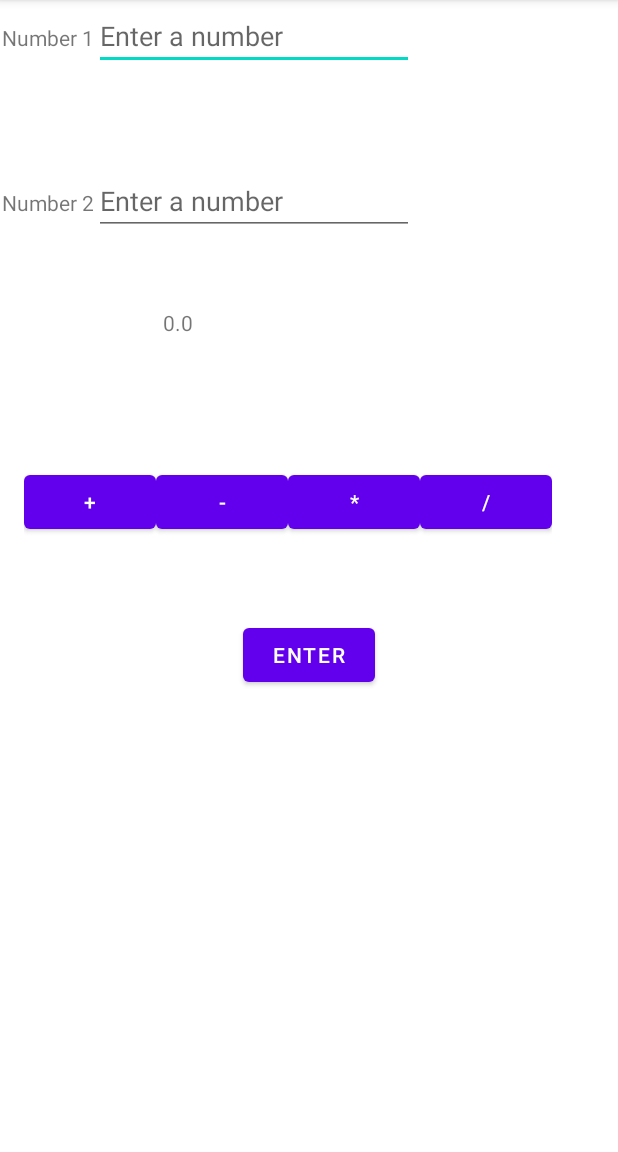
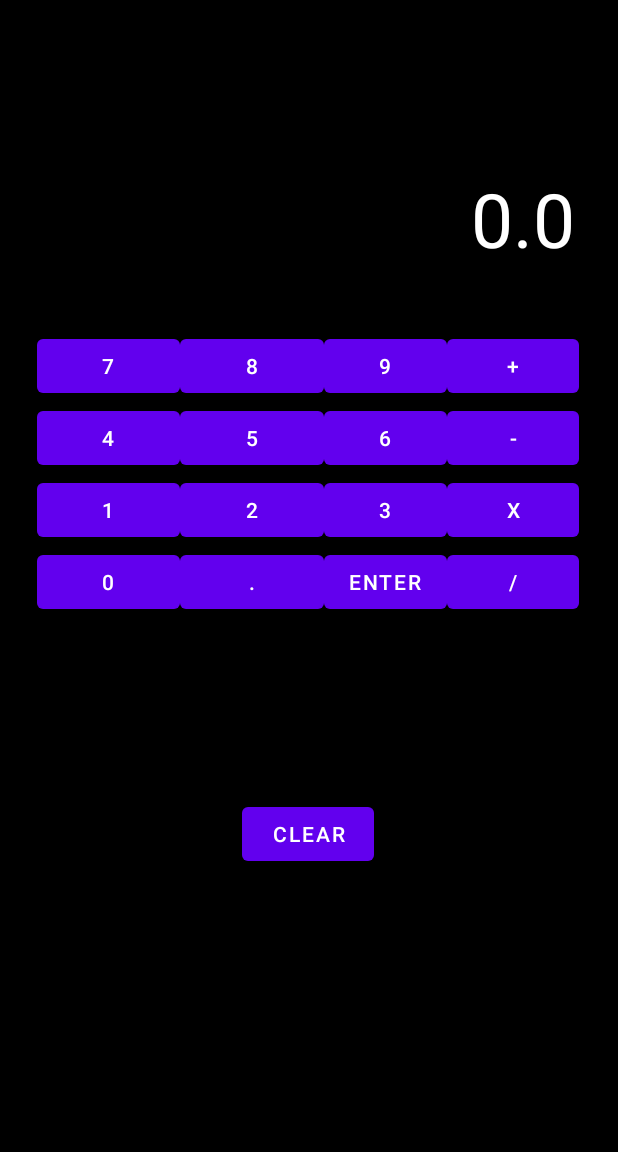
Before and after one commit to NateBrant1030/2223Material, an Android app: the screen it shows after launch (MainActivity), after a tap on "ENTER", on a phone screen of 412 x 824 dp, the part 84-1236 px from its top. Run offline under Robolectric (Android 15) with nearby library versions, the phone set to English and light mode, and no system bars; 3 statements that could not run were skipped.

```diff
--- a/Android/FourFunCal/app/build.gradle
+++ b/Android/FourFunCal/app/build.gradle
@@ -25,6 +25,7 @@ android {
         sourceCompatibility JavaVersion.VERSION_1_8
         targetCompatibility JavaVersion.VERSION_1_8
     }
+    namespace 'com.example.fourfuncal'
 }
 
 dependencies {
@@ -32,6 +33,7 @@ dependencies {
     implementation 'androidx.appcompat:appcompat:1.5.1'
     implementation 'com.google.android.material:material:1.6.1'
     implementation 'androidx.constraintlayout:constraintlayout:2.1.4'
+    implementation files('libs\\exp4j-0.4.8.jar')
     testImplementation 'junit:junit:4.13.2'
     androidTestImplementation 'androidx.test.ext:junit:1.1.3'
     androidTestImplementation 'androidx.test.espresso:espresso-core:3.4.0'
--- a/Android/FourFunCal/app/src/main/AndroidManifest.xml
+++ b/Android/FourFunCal/app/src/main/AndroidManifest.xml
@@ -1,7 +1,6 @@
 <?xml version="1.0" encoding="utf-8"?>
 <manifest xmlns:android="http://schemas.android.com/apk/res/android"
-    xmlns:tools="http://schemas.android.com/tools"
-    package="com.example.fourfuncal">
+    xmlns:tools="http://schemas.android.com/tools">
 
     <application
         android:allowBackup="true"
--- a/Android/FourFunCal/app/src/main/java/com/example/fourfuncal/MainActivity.java
+++ b/Android/FourFunCal/app/src/main/java/com/example/fourfuncal/MainActivity.java
@@ -1,18 +1,19 @@
 package com.example.fourfuncal;
-
-import static java.lang.Integer.parseInt;
 
 import android.os.Bundle;
 import android.view.View;
 import android.widget.Button;
-import android.widget.EditText;
 import android.widget.TextView;
 
 import androidx.appcompat.app.AppCompatActivity;
 
+import net.objecthunter.exp4j.Expression;
+import net.objecthunter.exp4j.ExpressionBuilder;
+
+import java.util.ArrayList;
+import java.util.Arrays;
 
 public class MainActivity extends AppCompatActivity {
-    String math = "";
 
     @Override
     protected void onCreate(Bundle savedInstanceState) {
@@ -24,129 +25,80 @@ public class MainActivity extends AppCompatActivity {
         Button div =findViewById(R.id.div);
         TextView output =findViewById(R.id.output);
         Button enter =findViewById(R.id.enter);
-        EditText num1 = findViewById(R.id.num1TXT);
-        EditText num2 = findViewById(R.id.num2TXT);
+        Button clear = findViewById((R.id.clear));
+        Button b0 =findViewById(R.id.btns0);
+        Button b1 =findViewById(R.id.btn1);
+        Button b2 =findViewById(R.id.btn2);
+        Button b3 =findViewById(R.id.btn3);
+        Button b4 =findViewById(R.id.btn4);
+        Button b5 =findViewById(R.id.btn5);
+        Button b6 =findViewById(R.id.btn6);
+        Button b7 =findViewById(R.id.btn7);
+        Button b8 =findViewById(R.id.btn8);
+        Button b9 =findViewById(R.id.btn9);
+
+        ArrayList<Button> bList = new ArrayList<>(Arrays.asList(b0,b1,b2,b3,b4,b5,b6,b7,b8,b9));
+
+
+        for (int i = 0; i < 10; i++) {
+            int a = i;
+            bList.get(i).setOnClickListener(new View.OnClickListener() {
+                @Override
+                public void onClick(View view) {
+                    output.setText(String.format(String.valueOf(output.getText())+String.valueOf(bList.get(a).getText())));
+                    System.out.println(String.valueOf(output.getText())+String.valueOf(bList.get(a).getText()));
+                }
+            });
+        }
+
 
         add.setOnClickListener(new View.OnClickListener() {
             @Override
             public void onClick(View view) {
-                math="+";
+
+                output.setText(String.format(String.valueOf(output.getText())+"+"));
 
             }
         });
         sub.setOnClickListener(new View.OnClickListener() {
             @Override
             public void onClick(View view) {
-                math="-";
+                output.setText(String.format(String.valueOf(output.getText())+"-"));
 
             }
         });
         mult.setOnClickListener(new View.OnClickListener() {
             @Override
             public void onClick(View view) {
-                math="*";
+                output.setText(String.format(String.valueOf(output.getText())+"*"));
             }
         });
         div.setOnClickListener(new View.OnClickListener() {
             @Override
             public void onClick(View view) {
-                math="/";
+                output.setText(String.format(String.valueOf(output.getText())+"/"));
 
             }
         });
         enter.setOnClickListener(new View.OnClickListener() {
             @Override
             public void onClick(View view) {
-                String number1=String.valueOf(num1.getText());
-                String number2=String.valueOf(num2.getText());
-                output.setText(String.format(String.valueOf(eval(number1+math+number2))));
+                output.setText(String.format(String.valueOf(eval(String.valueOf(output.getText())))));
+            }
+        });
+        clear.setOnClickListener(new View.OnClickListener() {
+            @Override
+            public void onClick(View view) {
+                output.setText("");
             }
         });
 
     }
-    public static double eval(final String str) {
-        return new Object() {
-            int pos = -1, ch;
+// https://www.youtube.com/watch?v=8sGtJN9_F9k
+//    used the video to show who to add expressions to android studios
+    public static double eval( String str) {
+       ExpressionBuilder builder = new ExpressionBuilder(str);
+       Expression expression = builder.build();
+       return expression.evaluate();
 
-            void nextChar() {
-                ch = (++pos < str.length()) ? str.charAt(pos) : -1;
-            }
-
-            boolean eat(int charToEat) {
-                while (ch == ' ') nextChar();
-                if (ch == charToEat) {
-                    nextChar();
-                    return true;
-                }
-                return false;
-            }
-
-            double parse() {
-                nextChar();
-                double x = parseExpression();
-                if (pos < str.length()) throw new RuntimeException("Unexpected: " + (char)ch);
-                return x;
-            }
-
-            // Grammar:
-            // expression = term | expression `+` term | expression `-` term
-            // term = factor | term `*` factor | term `/` factor
-            // factor = `+` factor | `-` factor | `(` expression `)` | number
-            //        | functionName `(` expression `)` | functionName factor
-            //        | factor `^` factor
-
-            double parseExpression() {
-                double x = parseTerm();
-                for (;;) {
-                    if      (eat('+')) x += parseTerm(); // addition
-                    else if (eat('-')) x -= parseTerm(); // subtraction
-                    else return x;
-                }
-            }
-
-            double parseTerm() {
-                double x = parseFactor();
-                for (;;) {
-                    if      (eat('*')) x *= parseFactor(); // multiplication
-                    else if (eat('/')) x /= parseFactor(); // division
-                    else return x;
-                }
-            }
-
-            double parseFactor() {
-                if (eat('+')) return +parseFactor(); // unary plus
-                if (eat('-')) return -parseFactor(); // unary minus
-
-                double x;
-                int startPos = this.pos;
-                if (eat('(')) { // parentheses
-                    x = parseExpression();
-                    if (!eat(')')) throw new RuntimeException("Missing ')'");
-                } else if ((ch >= '0' && ch <= '9') || ch == '.') { // numbers
-                    while ((ch >= '0' && ch <= '9') || ch == '.') nextChar();
-                    x = Double.parseDouble(str.substring(startPos, this.pos));
-                } else if (ch >= 'a' && ch <= 'z') { // functions
-                    while (ch >= 'a' && ch <= 'z') nextChar();
-                    String func = str.substring(startPos, this.pos);
-                    if (eat('(')) {
-                        x = parseExpression();
-                        if (!eat(')')) throw new RuntimeException("Missing ')' after argument to " + func);
-                    } else {
-                        x = parseFactor();
-                    }
-                    if (func.equals("sqrt")) x = Math.sqrt(x);
-                    else if (func.equals("sin")) x = Math.sin(Math.toRadians(x));
-                    else if (func.equals("cos")) x = Math.cos(Math.toRadians(x));
-                    else if (func.equals("tan")) x = Math.tan(Math.toRadians(x));
-                    else throw new RuntimeException("Unknown function: " + func);
-                } else {
-                    throw new RuntimeException("Unexpected: " + (char)ch);
-                }
-
-                if (eat('^')) x = Math.pow(x, parseFactor()); // exponentiation
-
-                return x;
-            }
-        }.parse();
-    }
-}
+}}
--- a/Android/FourFunCal/app/src/main/res/layout/activity_main.xml
+++ b/Android/FourFunCal/app/src/main/res/layout/activity_main.xml
@@ -4,29 +4,138 @@
     xmlns:tools="http://schemas.android.com/tools"
     android:layout_width="match_parent"
     android:layout_height="match_parent"
+    android:background="@color/black"
     tools:context=".MainActivity">
+
+    <LinearLayout
+        android:id="@+id/linearLayout"
+        android:layout_width="wrap_content"
+        android:layout_height="wrap_content"
+        android:orientation="horizontal"
+        tools:layout_editor_absoluteX="16dp"
+        tools:layout_editor_absoluteY="274dp">
+
+    </LinearLayout>
+
+    <TextView
+        android:id="@+id/output"
+        android:layout_width="356dp"
+        android:layout_height="69dp"
+
+        android:layout_marginTop="112dp"
+        android:textAlignment="viewEnd"
+        android:textColor="#FFFFFF"
+        android:textSize="50dp"
+        app:layout_constraintEnd_toEndOf="parent"
+        app:layout_constraintHorizontal_bias="0.49"
+        app:layout_constraintStart_toStartOf="parent"
+        app:layout_constraintTop_toTopOf="parent" />
+
+    <LinearLayout
+        android:id="@+id/linearLayout2"
+        android:layout_width="387dp"
+        android:layout_height="221dp"
+        android:layout_marginTop="220dp"
+        android:orientation="horizontal"
+        app:layout_constraintEnd_toEndOf="parent"
+        app:layout_constraintHorizontal_bias="1.0"
+        app:layout_constraintStart_toStartOf="parent"
+        app:layout_constraintTop_toTopOf="parent">
+
+        <LinearLayout
+            android:layout_width="95dp"
+            android:layout_height="match_parent"
+            android:orientation="vertical">
+
+            <Button
+                android:id="@+id/btn7"
+                android:layout_width="match_parent"
+                android:layout_height="wrap_content"
+                android:text="7" />
+
+            <Button
+                android:id="@+id/btn4"
+                android:layout_width="match_parent"
+                android:layout_height="wrap_content"
+                android:text="4" />
+
+            <Button
+                android:id="@+id/btn1"
+                android:layout_width="match_parent"
+                android:layout_height="wrap_content"
+                android:text="1" />
+
+            <Button
+                android:id="@+id/btns0"
+                android:layout_width="match_parent"
+                android:layout_height="wrap_content"
+                android:text="0" />
+        </LinearLayout>
+
+        <LinearLayout
+            android:layout_width="96dp"
+            android:layout_height="match_parent"
+            android:orientation="vertical">
+
+            <Button
+                android:id="@+id/btn8"
+                android:layout_width="match_parent"
+                android:layout_height="wrap_content"
+                android:text="8" />
+
+            <Button
+                android:id="@+id/btn5"
+                android:layout_width="match_parent"
+                android:layout_height="wrap_content"
+                android:text="5" />
+
+            <Button
+                android:id="@+id/btn2"
+                android:layout_width="match_parent"
+                android:layout_height="wrap_content"
+                android:text="2" />
+
+            <Button
+                android:id="@+id/des"
+                android:layout_width="match_parent"
+                android:layout_height="wrap_content"
+                android:text="." />
+        </LinearLayout>
+
+        <LinearLayout
+            android:layout_width="82dp"
+            android:layout_height="match_parent"
+            android:orientation="vertical">
+
+            <Button
+                android:id="@+id/btn9"
+                android:layout_width="match_parent"
+                android:layout_height="wrap_content"
+                android:text="9" />
+
+            <Button
+                android:id="@+id/btn6"
+                android:layout_width="match_parent"
+                android:layout_height="wrap_content"
+                android:text="6" />
+
+            <Button
+                android:id="@+id/btn3"
+                android:layout_width="match_parent"
+                android:layout_height="wrap_content"
+                android:text="3" />
 
             <Button
                 android:id="@+id/enter"
                 android:layout_width="wrap_content"
                 android:layout_height="wrap_content"
-        android:layout_marginBottom="307dp"
-        android:text="Enter"
-        app:layout_constraintBottom_toBottomOf="parent"
-        app:layout_constraintEnd_toEndOf="parent"
-        app:layout_constraintStart_toStartOf="parent"
-        app:layout_constraintTop_toBottomOf="@+id/linearLayout" />
+                android:text="Enter" />
+        </LinearLayout>
 
         <LinearLayout
-        android:id="@+id/linearLayout"
             android:layout_width="wrap_content"
-        android:layout_height="wrap_content"
-        android:layout_marginStart="16dp"
-        android:layout_marginBottom="54dp"
-        android:orientation="horizontal"
-        app:layout_constraintBottom_toTopOf="@+id/enter"
-        app:layout_constraintStart_toStartOf="parent"
-        app:layout_constraintTop_toBottomOf="@+id/linearLayout3">
+            android:layout_height="match_parent"
+            android:orientation="vertical">
 
             <Button
                 android:id="@+id/add"
@@ -44,7 +153,7 @@
                 android:id="@+id/mult"
                 android:layout_width="wrap_content"
                 android:layout_height="wrap_content"
-            android:text="*" />
+                android:text="x" />
 
             <Button
                 android:id="@+id/div"
@@ -52,74 +161,17 @@
                 android:layout_height="wrap_content"
                 android:text="/" />
         </LinearLayout>
+    </LinearLayout>
 
-    <LinearLayout
-        android:id="@+id/linearLayout2"
-        android:layout_width="0dp"
-        android:layout_height="0dp"
-        android:layout_marginStart="1dp"
-        android:layout_marginTop="1dp"
-        android:layout_marginEnd="1dp"
-        android:layout_marginBottom="94dp"
-        android:orientation="horizontal"
-        app:layout_constraintBottom_toTopOf="@+id/output"
-        app:layout_constraintEnd_toEndOf="parent"
-        app:layout_constraintStart_toStartOf="parent"
-        app:layout_constraintTop_toTopOf="parent">
-
-        <TextView
-            android:id="@+id/textView"
+    <Button
+        android:id="@+id/clear"
         android:layout_width="wrap_content"
         android:layout_height="wrap_content"
-            android:text="Number 1" />
-
-        <EditText
-            android:id="@+id/num1TXT"
-            android:layout_width="wrap_content"
-            android:layout_height="wrap_content"
-            android:ems="10"
-            android:hint="Enter a number"
-            android:inputType="number" />
-    </LinearLayout>
-
-    <LinearLayout
-        android:id="@+id/linearLayout3"
-        android:layout_width="0dp"
-        android:layout_height="0dp"
-        android:layout_marginStart="1dp"
-        android:layout_marginEnd="1dp"
-        android:layout_marginBottom="124dp"
-        android:orientation="horizontal"
-        app:layout_constraintBottom_toTopOf="@+id/linearLayout"
+        android:layout_marginBottom="188dp"
+        android:text="clear"
+        app:layout_constraintBottom_toBottomOf="parent"
         app:layout_constraintEnd_toEndOf="parent"
-        app:layout_constraintStart_toStartOf="parent"
-        app:layout_constraintTop_toBottomOf="@+id/linearLayout2">
-
-        <TextView
-            android:id="@+id/textView2"
-            android:layout_width="wrap_content"
-            android:layout_height="wrap_content"
-            android:text="Number 2" />
-
-
-        <EditText
-            android:id="@+id/num2TXT"
-            android:layout_width="wrap_content"
-            android:layout_height="wrap_content"
-            android:ems="10"
-            android:hint="Enter a number"
-            android:inputType="number" />
-    </LinearLayout>
-
-    <TextView
-        android:id="@+id/output"
-        android:layout_width="wrap_content"
-        android:layout_height="wrap_content"
-        android:layout_marginStart="107dp"
-        android:layout_marginBottom="543dp"
-        android:text="Output"
-        app:layout_constraintBottom_toBottomOf="parent"
-        app:layout_constraintStart_toStartOf="@+id/linearLayout3"
-        app:layout_constraintTop_toBottomOf="@+id/linearLayout2" />
+        app:layout_constraintHorizontal_bias="0.498"
+        app:layout_constraintStart_toStartOf="parent" />
 
 </androidx.constraintlayout.widget.ConstraintLayout>
--- a/Android/FourFunCal/build.gradle
+++ b/Android/FourFunCal/build.gradle
@@ -1,7 +1,7 @@
 // Top-level build file where you can add configuration options common to all sub-projects/modules.
 plugins {
-    id 'com.android.application' version '7.2.2' apply false
-    id 'com.android.library' version '7.2.2' apply false
+    id 'com.android.application' version '7.3.1' apply false
+    id 'com.android.library' version '7.3.1' apply false
 }
 
 task clean(type: Delete) {
```
Also changed, not shown: Android/FourFunCal/app/libs/exp4j-0.4.8.jar (added), Android/FourFunCal/gradle/wrapper/gradle-wrapper.properties, 6 other files. Lines whose indentation alone changed are shown as unchanged.
